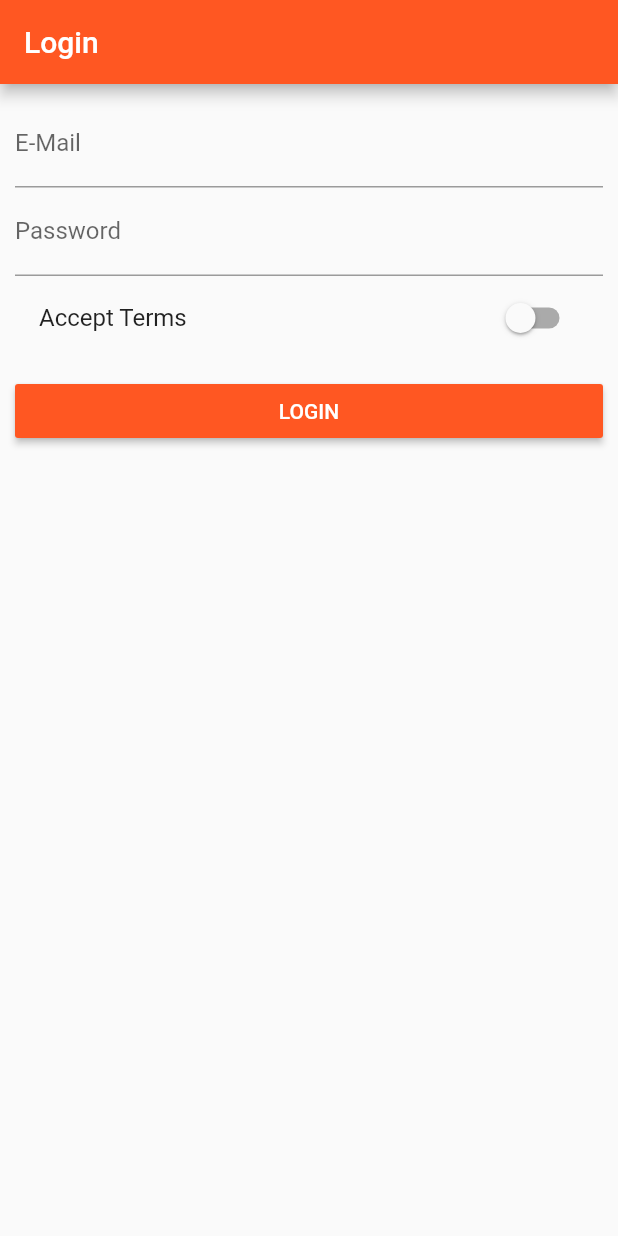
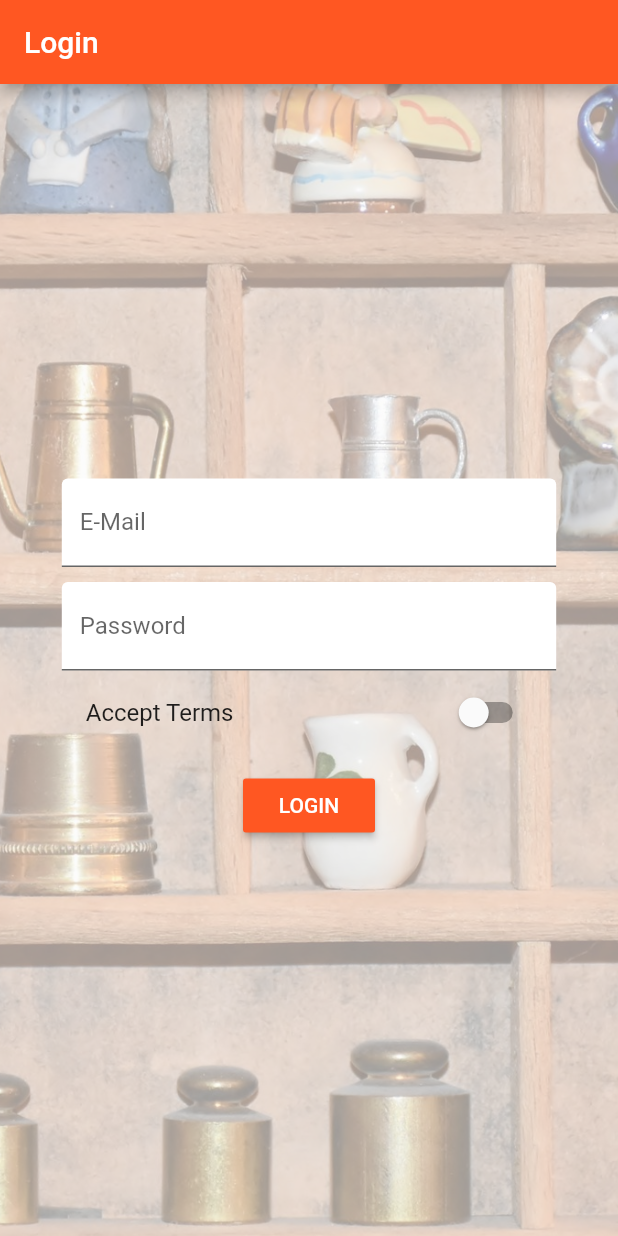
Before and after one commit to kherox/flutter-training-app, a Flutter app: the screen it shows after launch, on a phone screen of 412 x 824 dp. Run offline on Flutter 3.47's test engine with Material 2 defaults, Android fonts, the phone set to English and light mode, and no system bars.

Commit message:
Some stuff

```diff
--- a/lib/pages/auth.dart
+++ b/lib/pages/auth.dart
@@ -12,6 +12,14 @@ class _AuthPageState extends State<AuthPage> {
   String _passwordValue;
   bool _acceptTerms = false;
 
+  DecorationImage _buildBackgroundImage() {
+    return DecorationImage(
+        colorFilter:
+            ColorFilter.mode(Colors.black.withOpacity(0.4), BlendMode.dstATop),
+        image: AssetImage("assets/background.jpg"),
+        fit: BoxFit.cover);
+  }
+
   @override
   Widget build(BuildContext context) {
     return Scaffold(
@@ -19,11 +27,19 @@ class _AuthPageState extends State<AuthPage> {
           title: Text('Login'),
         ),
         body: Container(
-        margin: EdgeInsets.all(10.0),
-        child: ListView(
+            decoration: BoxDecoration(image: _buildBackgroundImage()),
+            padding: EdgeInsets.all(10.0),
+            child: Center(
+              child: SingleChildScrollView(
+                child: Container(
+                  width: MediaQuery.of(context).size.width * 0.8,
+                  child: Column(
                     children: <Widget>[
                       TextField(
-              decoration: InputDecoration(labelText: 'E-Mail'),
+                        decoration: InputDecoration(
+                            labelText: 'E-Mail',
+                            filled: true,
+                            fillColor: Colors.white),
                         keyboardType: TextInputType.emailAddress,
                         onChanged: (String value) {
                           setState(() {
@@ -31,8 +47,14 @@ class _AuthPageState extends State<AuthPage> {
                           });
                         },
                       ),
+                      SizedBox(
+                        height: 10.0,
+                      ),
                       TextField(
-              decoration: InputDecoration(labelText: 'Password'),
+                        decoration: InputDecoration(
+                            labelText: 'Password',
+                            filled: true,
+                            fillColor: Colors.white),
                         obscureText: true,
                         onChanged: (String value) {
                           setState(() {
@@ -65,6 +87,7 @@ class _AuthPageState extends State<AuthPage> {
                     ],
                   ),
                 ),
-    );
+              ),
+            )));
   }
 }
--- a/lib/pages/product.dart
+++ b/lib/pages/product.dart
@@ -1,6 +1,8 @@
 import 'dart:async';
 
 import 'package:flutter/material.dart';
+
+import './widgets/ui_elements/title_default.dart';
 
 class ProductPage extends StatelessWidget {
   final String title;
@@ -23,7 +25,7 @@ class ProductPage extends StatelessWidget {
               children: <Widget>[
                 Image.asset(imageUrl),
                 Container(
-                  child: Text(title),
+                  child: TitleDefault(title),
                   padding: EdgeInsets.all(10.0),
                 ),
                 Container(
--- a/lib/pages/product_admin.dart
+++ b/lib/pages/product_admin.dart
@@ -24,9 +24,10 @@ ProductsAdminPage(this.addProduct,this.deleteProduct);
                 title: Text('Choose'),
               ),
               ListTile(
+                leading: Icon(Icons.shop_two),
                 title: Text('All Products'),
                 onTap: () {
-                  Navigator.pushReplacementNamed(context, "/");
+                  Navigator.pushReplacementNamed(context, "/products");
                 },
               )
             ],
--- a/lib/pages/product_create.dart
+++ b/lib/pages/product_create.dart
@@ -34,7 +34,7 @@ class _ProductCreatePageState extends State<ProductCreatePage> {
             decoration: InputDecoration(labelText: "Description"),
             onChanged: (String value) {
               setState(() {
-                _titleValue = value;
+                _descriptionValue = value;
               });
             },
           ),
--- a/lib/pages/product_list.dart
+++ b/lib/pages/product_list.dart
@@ -4,7 +4,6 @@ class ProductListPage extends StatelessWidget {
 
   @override
     Widget build(BuildContext context) {
-      // TODO: implement build
       return Container();
     }
 }
```
Also changed, not shown: lib/pages/products.dart (+6 -2 lines), lib/pages/widgets/products/address_tag.dart (added, +18 -0 lines), lib/pages/widgets/products/price_tag.dart (added, +21 -0 lines), lib/pages/widgets/products/product_card.dart (added, +51 -0 lines), lib/pages/widgets/products/products.dart (renamed from lib/products.dart, +2 -21 lines), lib/pages/widgets/ui_elements/title_default.dart (added, +16 -0 lines), lib/product_control.dart (deleted, +0 -19 lines), lib/product_manager.dart (deleted, +0 -20 lines), pubspec.yaml (+6 -4 lines), assets/background.jpg (added), fonts/Oswald-Bold.ttf (added). Lines whose indentation alone changed are shown as unchanged.
